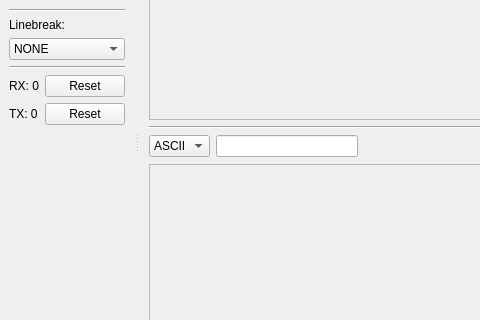
This is Res/main.ui in aul12/SerialToolbox as Qt 5 draws it before an edit; both pictures show x 0 to 480 and y 191 to 511 of the 848 by 618 pixel window. The edited form follows.
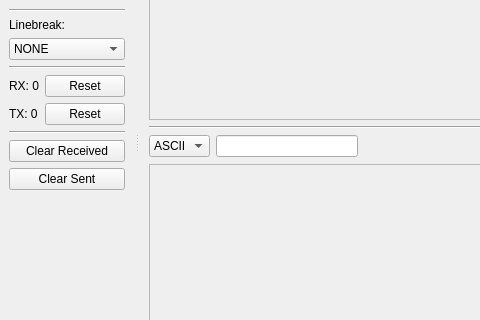
This is the edited form.

The edit to the form file:
```diff
--- a/Res/main.ui
+++ b/Res/main.ui
@@ -475,6 +475,27 @@
        </item>
       </layout>
      </item>
+     <item>
+      <widget class="Line" name="line_4">
+       <property name="orientation">
+        <enum>Qt::Horizontal</enum>
+       </property>
+      </widget>
+     </item>
+     <item>
+      <widget class="QPushButton" name="buttonClearReceived">
+       <property name="text">
+        <string>Clear Received</string>
+       </property>
+      </widget>
+     </item>
+     <item>
+      <widget class="QPushButton" name="buttonClearSent">
+       <property name="text">
+        <string>Clear Sent</string>
+       </property>
+      </widget>
+     </item>
      <item>
       <spacer name="verticalSpacer">
        <property name="orientation">
```
Left out of the diff: 4 changed lines with no effect on the pictures.
